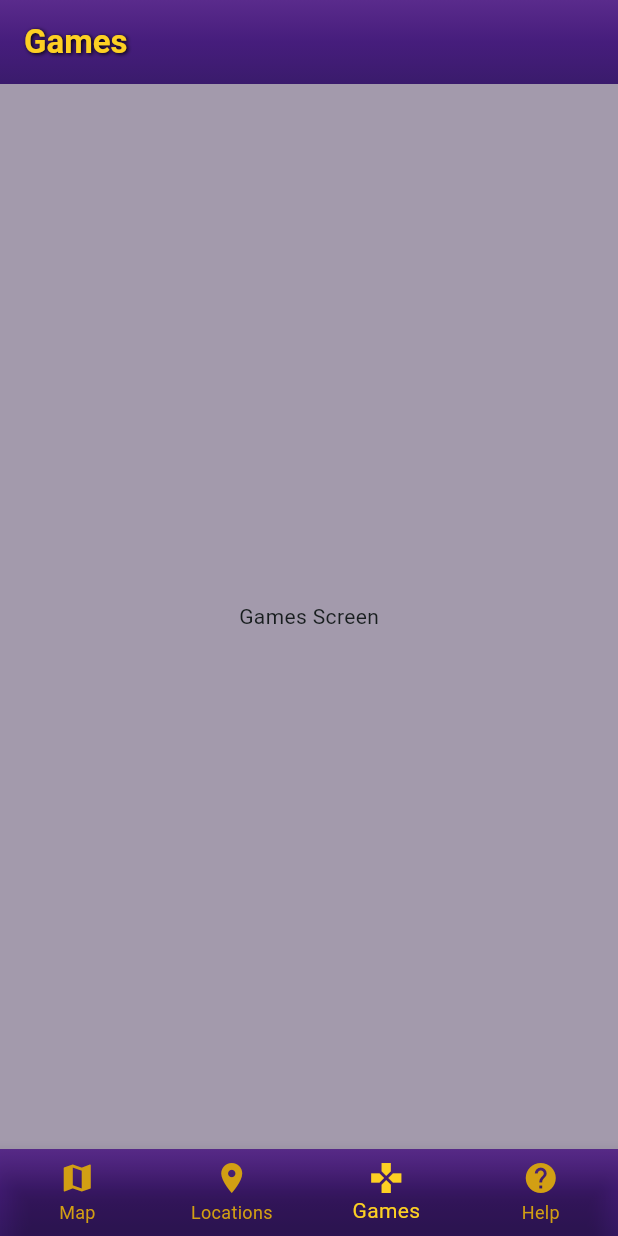
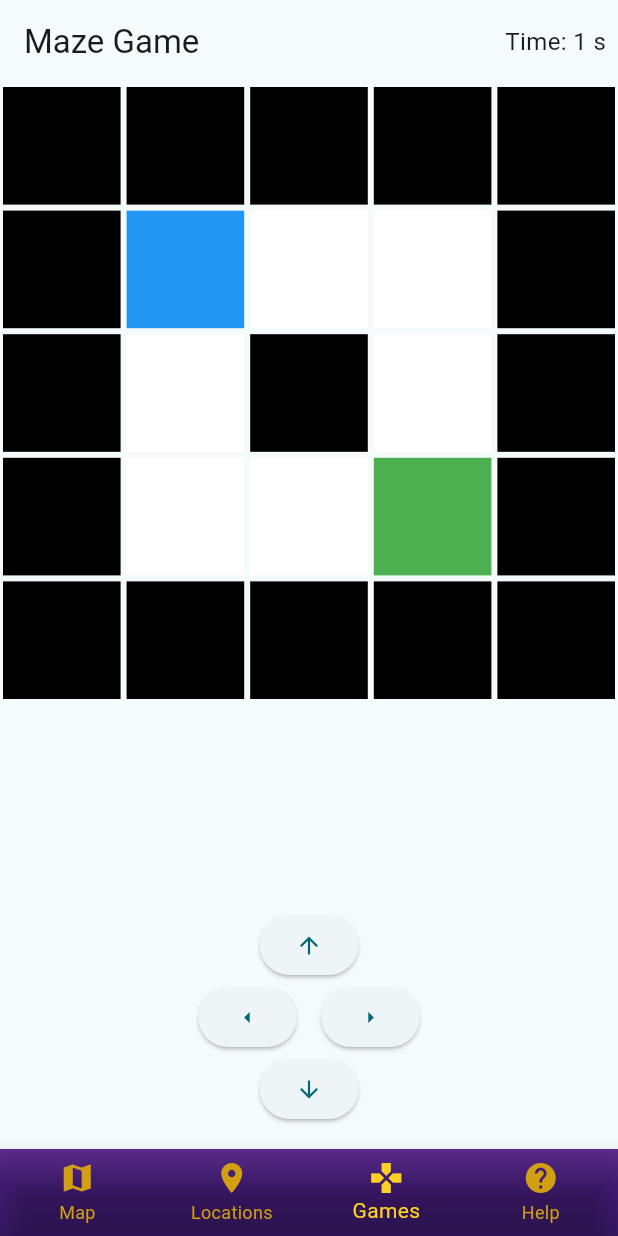
Before and after one commit to mpinel6/CSC4330ScavengerHunt_Rework, a Flutter app: the screen it shows after launch, item 3 of the bottom bar chosen, on a phone screen of 412 x 824 dp. Run offline on Flutter 3.47's test engine with Material 3 defaults, Android fonts, the phone set to English and light mode, and no system bars; Roboto replaces fonts that are missing (ProximaNova).

Commit message:
Maze game demo

```diff
--- a/lib/game_screen.dart
+++ b/lib/game_screen.dart
@@ -1,43 +1,195 @@
 import 'package:flutter/material.dart';
+import 'dart:async';
 
-class GamesScreen extends StatelessWidget {
+class GamesScreen extends StatefulWidget {
   const GamesScreen({Key? key}) : super(key: key);
+
+  @override
+  _GameScreenState createState() => _GameScreenState();
+}
+
+class _GameScreenState extends State<GamesScreen> {
+  final List<List<int>> _maze = [
+    [1, 1, 1, 1, 1],
+    [1, 0, 0, 0, 1],
+    [1, 0, 1, 0, 1],
+    [1, 0, 0, 0, 1],
+    [1, 1, 1, 1, 1],
+  ];
+  int _playerRow = 1;
+  int _playerCol = 1;
+  final int _exitRow = 3;
+  final int _exitCol = 3;
+  bool _hasReachedExit = false;
+
+  Timer? _timer;
+  int _timeElapsed = 0;
+
+  @override
+  void initState() {
+    super.initState();
+    _startTimer();
+  }
+
+  void _startTimer() {
+    _timer = Timer.periodic(const Duration(seconds: 1), (timer) {
+      setState(() {
+        _timeElapsed++;
+      });
+    });
+  }
+
+  @override
+  void dispose() {
+    _timer?.cancel();
+    super.dispose();
+  }
+
+  void _movePlayer(int deltaRow, int deltaCol) {
+    final newRow = _playerRow + deltaRow;
+    final newCol = _playerCol + deltaCol;
+    if (newRow >= 0 &&
+        newRow < _maze.length &&
+        newCol >= 0 &&
+        newCol < _maze[0].length &&
+        _maze[newRow][newCol] == 0) {
+      setState(() {
+        _playerRow = newRow;
+        _playerCol = newCol;
+      });
+      if (_playerRow == _exitRow && _playerCol == _exitCol) {
+        setState(() {
+          _hasReachedExit = true;
+        });
+        _showClueDialog();
+      }
+    }
+  }
+
+  void _showClueDialog() {
+    showDialog(
+      context: context,
+      builder: (BuildContext context) {
+        return AlertDialog(
+          title: const Text('Clue Unlocked!'),
+          content: const Text('CLUE HERE'),
+          actions: [
+            TextButton(
+              onPressed: () {
+                Navigator.of(context).pop();
+              },
+              child: const Text('OK'),
+            ),
+          ],
+        );
+      },
+    );
+  }
 
   @override
   Widget build(BuildContext context) {
     return Scaffold(
-      backgroundColor: const Color(0xFFA39AAC),
       appBar: AppBar(
-        title: const Text(
-          'Games',
-          style: TextStyle(
-            fontWeight: FontWeight.bold,
-            color: Color(0xFFFDD023),
-            shadows: [
-              Shadow(
-                offset: Offset(1.0, 1.0),
-                blurRadius: 3.0,
-                color: Color(0xFF000000),
+        title: const Text('Maze Game'),
+        actions: [
+          Padding(
+            padding: const EdgeInsets.all(8.0),
+            child: Center(
+              child: Text(
+                'Time: $_timeElapsed s',
+                style: const TextStyle(fontSize: 16),
+              ),
+            ),
+          ),
+        ],
+      ),
+      body: Column(
+        children: [
+          Expanded(
+            child: _buildMazeGrid(),
+          ),
+          _buildControlPanel(),
+        ],
+      ),
+    );
+  }
+
+  Widget _buildMazeGrid() {
+    return GridView.builder(
+      gridDelegate: SliverGridDelegateWithFixedCrossAxisCount(
+        crossAxisCount: _maze.length,
+      ),
+      itemCount: _maze.length * _maze[0].length,
+      itemBuilder: (context, index) {
+        final row = index ~/ _maze.length;
+        final col = index % _maze.length;
+        return _buildMazeCell(row, col);
+      },
+    );
+  }
+
+  Widget _buildMazeCell(int row, int col) {
+    if (row == _playerRow && col == _playerCol) {
+      return Container(
+        margin: const EdgeInsets.all(2),
+        color: Colors.blue,
+      );
+    } else if (row == _exitRow && col == _exitCol) {
+      return Container(
+        margin: const EdgeInsets.all(2),
+        color: Colors.green,
+      );
+    } else if (_maze[row][col] == 1) {
+      return Container(
+        margin: const EdgeInsets.all(2),
+        color: Colors.black,
+      );
+    } else {
+      return Container(
+        margin: const EdgeInsets.all(2),
+        color: Colors.white,
+      );
+    }
+  }
+
+  Widget _buildControlPanel() {
+    return Padding(
+      padding: const EdgeInsets.symmetric(vertical: 16),
+      child: Column(
+        children: [
+          Row(
+            mainAxisAlignment: MainAxisAlignment.center,
+            children: [
+              ElevatedButton(
+                onPressed: () => _movePlayer(-1, 0),
+                child: const Icon(Icons.arrow_upward),
               ),
             ],
           ),
-        ),
-        flexibleSpace: Container(
-          decoration: const BoxDecoration(
-            gradient: LinearGradient(
-              begin: Alignment.topCenter,
-              end: Alignment.bottomCenter,
-              colors: [
-                Color(0xFF5A2B8C), // Lighter purple for top
-                Color(0xFF461D7C), // Main purple for middle
-                Color(0xFF3A1B6C), // Darker purple for bottom
-              ],
-            ),
+          Row(
+            mainAxisAlignment: MainAxisAlignment.center,
+            children: [
+              ElevatedButton(
+                onPressed: () => _movePlayer(0, -1),
+                child: const Icon(Icons.arrow_left),
+              ),
+              const SizedBox(width: 16),
+              ElevatedButton(
+                onPressed: () => _movePlayer(0, 1),
+                child: const Icon(Icons.arrow_right),
+              ),
+            ],
           ),
-        ),
-      ),
-      body: const Center(
-        child: Text('Games Screen'),
+          Row(
+            mainAxisAlignment: MainAxisAlignment.center,
+            children: [
+              ElevatedButton(
+                onPressed: () => _movePlayer(1, 0),
+                child: const Icon(Icons.arrow_downward),
+              ),
+            ],
+          ),
+        ],
       ),
     );
   }
--- a/lib/main.dart
+++ b/lib/main.dart
@@ -1,5 +1,5 @@
 import 'package:flutter/material.dart';
-import 'game_screen.dart'; // Import the separate game screen file
+import 'game_screen.dart';
 
 void main() {
   runApp(const MyApp());
@@ -35,7 +35,6 @@
   static const List<Widget> _screens = [
     MapScreen(),
     LocationsScreen(),
-    // Moved the code for the GamesScreen to a separate file.
     GamesScreen(),
     HelpScreen(),
   ];
@@ -605,8 +604,6 @@
   }
 }
 
-// The GamesScreen code was moved to game_screen.dart
-
 class HelpScreen extends StatelessWidget {
   const HelpScreen({super.key});
 
```
